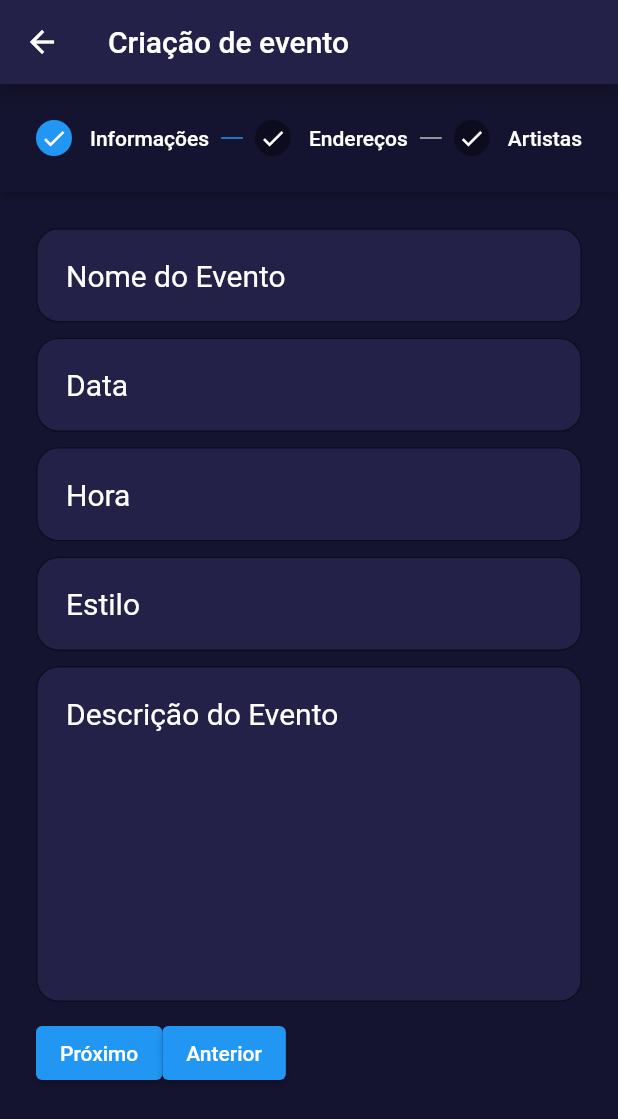
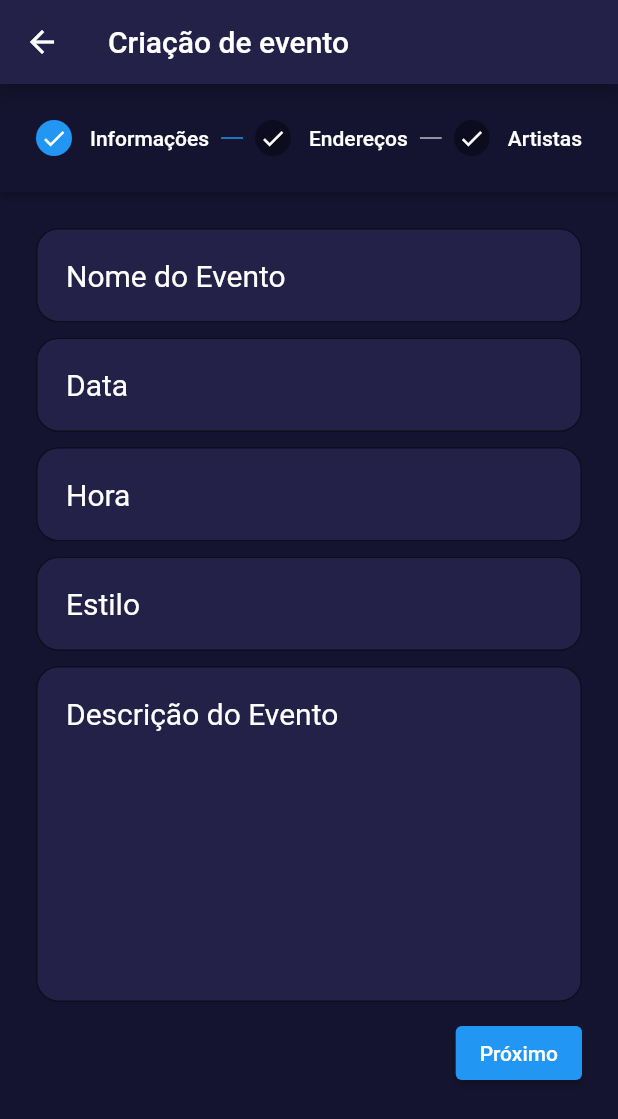
Before and after one commit to Thiagom790/bora-pro-show, a Flutter app: the CreateEventView screen opened directly, on a phone screen of 412 x 824 dp. Shown: the top 1119 px of the screen. Run offline on Flutter 3.47's test engine with Material 2 defaults, Android fonts, the phone set to English and light mode, and no system bars; our stand-ins replace bottom_navy_bar, cloud_firestore, firebase_auth, firebase_core, flutter_mobx, flutter_svg and 4 more; missing offline and left inert: map_launcher, places_service; accounts and stored records are empty; generated files the repository leaves out were written again.

Commit message:
add stepper widget in new create event view

```diff
--- a/lib/models/event.model.dart
+++ b/lib/models/event.model.dart
@@ -14,16 +14,16 @@ class EventModel {
   late String status;
 
   EventModel({
-    required this.idProfile,
-    required this.title,
-    required this.genre,
-    required this.date,
-    required this.time,
-    required this.latitude,
-    required this.longitude,
-    required this.address,
-    required this.description,
-    required this.status,
+    this.idProfile = "",
+    this.title = "",
+    this.genre = "",
+    this.date = "",
+    this.time = "",
+    this.latitude = 0,
+    this.longitude = 0,
+    this.address = "",
+    this.description = "",
+    this.status = "",
     this.id = "",
   });
 
--- a/lib/views/create.event.view.dart
+++ b/lib/views/create.event.view.dart
@@ -294,14 +294,18 @@ class _CreateEventViewState extends State<CreateEventView> {
         onStepTapped: (step) => _goTo(step),
         controlsBuilder: (context, {onStepContinue, onStepCancel}) {
           return Row(
+            mainAxisAlignment: MainAxisAlignment.end,
             children: <Widget>[
+              this._currentStep == 0
+                  ? Container()
+                  : ElevatedButton(
+                      onPressed: onStepCancel,
+                      child: Text('Anterior'),
+                    ),
+              SizedBox(width: 10),
               ElevatedButton(
                 onPressed: onStepContinue,
                 child: Text('Próximo'),
-              ),
-              ElevatedButton(
-                onPressed: onStepCancel,
-                child: Text('Anterior'),
               ),
             ],
           );
--- /dev/null
+++ b/lib/views/create.event.view2.dart
@@ -0,0 +1,27 @@
+import 'package:flutter/material.dart';
+import 'package:tcc_bora_show/core/app.colors.dart';
+import 'package:tcc_bora_show/models/event.model.dart';
+import 'package:tcc_bora_show/widgets/event.stepper.widget.dart';
+
+class CreateEventView extends StatefulWidget {
+  const CreateEventView({Key? key}) : super(key: key);
+
+  @override
+  _CreateEventViewState createState() => _CreateEventViewState();
+}
+
+class _CreateEventViewState extends State<CreateEventView> {
+  final _eventModel = new EventModel();
+
+  @override
+  Widget build(BuildContext context) {
+    return Scaffold(
+      backgroundColor: AppColors.background,
+      appBar: AppBar(
+        title: Text('Criação de Eventos'),
+        backgroundColor: AppColors.container,
+      ),
+      body: EventStepperWidget(),
+    );
+  }
+}
--- a/lib/views/event.management.dart
+++ b/lib/views/event.management.dart
@@ -1,5 +1,5 @@
 import 'package:flutter/material.dart';
-import 'package:tcc_bora_show/views/create.event.view.dart';
+import 'package:tcc_bora_show/views/create.event.view2.dart';
 
 class EventManagement extends StatelessWidget {
   const EventManagement({Key? key}) : super(key: key);
```
Also changed, not shown: lib/widgets/event.address.widget.dart (added, +14 -0 lines), lib/widgets/event.info.widget.dart (added, +22 -0 lines), lib/widgets/event.music.widget.dart (added, +14 -0 lines), lib/widgets/event.stepper.widget.dart (added, +82 -0 lines).
